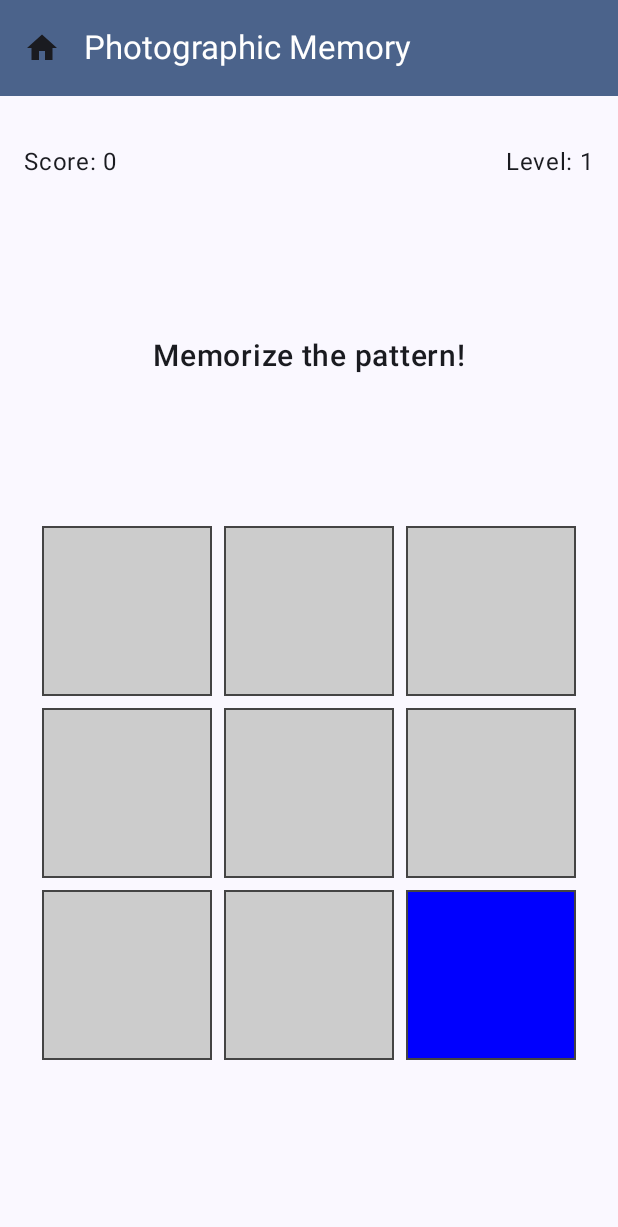
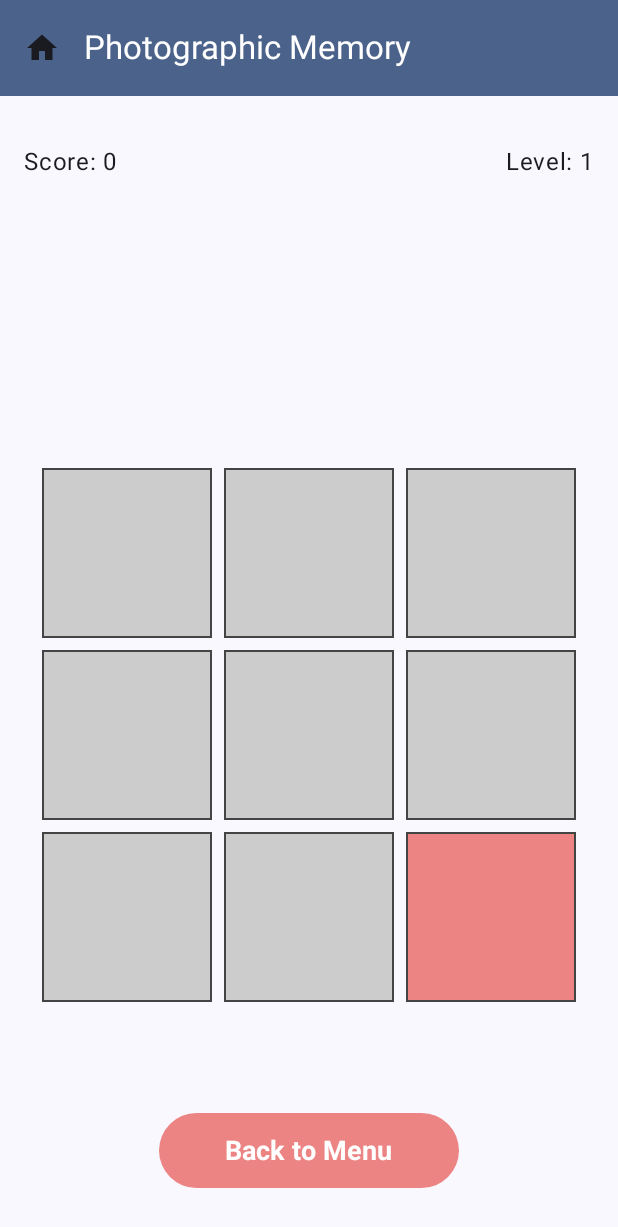
Before and after one commit to pavolhodas/SharpGames, an Android app built with Jetpack Compose: the PhotographicMemoryScreen screen opened through its navigation route, after a tap on "Start Game", on a phone screen of 412 x 824 dp. Shown: the top 1227 px of the screen. Run offline under Robolectric (Android 15) with nearby library versions, the phone set to English and light mode, and no system bars.

Commit message:
add colors and messages to the PhotographicMemoryScreen

```diff
--- a/app/src/main/java/fri/uniza/sk/sharpgames/screens/PhotographicMemoryScreen.kt
+++ b/app/src/main/java/fri/uniza/sk/sharpgames/screens/PhotographicMemoryScreen.kt
@@ -13,12 +13,14 @@ import androidx.compose.ui.Modifier
 import androidx.compose.ui.draw.alpha
 import androidx.compose.ui.graphics.Color
 import androidx.compose.ui.text.font.FontWeight
+import androidx.compose.ui.text.style.TextAlign
 import androidx.compose.ui.unit.dp
 import androidx.compose.ui.unit.sp
 import androidx.navigation.NavController
 import fri.uniza.sk.sharpgames.game.GameState
 import fri.uniza.sk.sharpgames.ui.components.GameTopBar
 import kotlinx.coroutines.delay
+import fri.uniza.sk.sharpgames.ui.theme.RedPhotographicSc
 
 // Stav hry
 data class PhotographicMemoryState(
@@ -44,14 +46,14 @@ fun PhotographicMemoryScreen(navController: NavController) {
     var gridSize by remember { mutableStateOf(3) }
     var currentPatternIndex by remember { mutableStateOf(0) }
     var startNextRound by remember { mutableStateOf(false)}
-
+    var textMessage by remember {mutableStateOf("")}
 
 
 // Handle showing pattern cells one by one
   LaunchedEffect(key1 = gameState, key2 = currentPatternIndex) {
     if (gameState == GameState.SHOWING_PATTERN) {
       if(currentPatternIndex == 0) {
-        delay(1000)
+        delay(500)
       }
       if (currentPatternIndex < pattern.size) {
         // Show the current cell
@@ -62,8 +64,9 @@ fun PhotographicMemoryScreen(navController: NavController) {
         currentPatternIndex++
       } else {
         // All cells have been shown
-        delay(500) // Short pause before player can select
+        delay(300) // Short pause before player can select
         gameState = GameState.PLAYER_TURN
+        textMessage = "Repeat the sequence"
         currentPatternIndex = 0
       }
     }
@@ -75,6 +78,7 @@ fun PhotographicMemoryScreen(navController: NavController) {
         playerSelection = listOf()
         pattern = generatePattern(gridSize * gridSize, level)
         gameState = GameState.SHOWING_PATTERN
+        textMessage = "Memorize the pattern!"
         startNextRound = false
         currentPatternIndex = 0
         currentHighlightedCell = null
@@ -108,6 +112,16 @@ fun PhotographicMemoryScreen(navController: NavController) {
                 Text("Level: ${level}")
             }
 
+            Text(
+                text = textMessage,
+                fontSize = 20.sp,
+                color = if (textMessage.contains("Correct")) Color.Green else Color.Black,
+                textAlign = TextAlign.Center,
+                modifier = Modifier
+                    .padding(bottom = 16.dp)
+                    .alpha(1f)
+            )
+
             // Stredná časť - tlačidlo alebo obsah hry
             if (gameState == GameState.INITIAL) {
                 Button(
@@ -128,12 +142,6 @@ fun PhotographicMemoryScreen(navController: NavController) {
                     )
                 }
             } else if (gameState == GameState.SHOWING_PATTERN) {
-                Text(
-                    text =  "Memorize the pattern!",
-                    modifier = Modifier.padding(vertical = 16.dp),
-                    fontSize = 20.sp,
-                    fontWeight = FontWeight.Medium
-                )
               MemoryGrid(
                 gridSize = gridSize,
                 selectedCells = listOf(),
@@ -143,11 +151,6 @@ fun PhotographicMemoryScreen(navController: NavController) {
                 }
               )
             } else if(gameState == GameState.PLAYER_TURN) {
-              Text(
-                text = "Repeat the sequence",
-                fontSize = 18.sp,
-                modifier = Modifier.padding(bottom = 16.dp)
-              )
               MemoryGrid(
                 gridSize = gridSize,
                 selectedCells = playerSelection,
@@ -169,7 +172,7 @@ fun PhotographicMemoryScreen(navController: NavController) {
                           gridSize = 4
                         }
                       }
-
+                      textMessage = if (isCorrect) "Correct! Well done!" else "Incorrect. Try again!"
                       startNextRound = true
                     }
                   }
@@ -177,8 +180,26 @@ fun PhotographicMemoryScreen(navController: NavController) {
               )
             }
 
-            // Spodná časť - prázdny priestor pre budúci obsah
-            Spacer(modifier = Modifier.height(16.dp))
+            // Spodná časť - tlačidlo pre navigáciu domov
+            Button(
+                onClick = {
+                    navController.navigate("menu") {
+                        popUpTo("menu") { inclusive = true }
+                    }
+                },
+                modifier = Modifier
+                    .padding(bottom = 16.dp)
+                    .size(width = 200.dp, height = 50.dp),
+                colors = ButtonDefaults.buttonColors(
+                    containerColor = RedPhotographicSc
+                )
+            ) {
+                Text(
+                    text = "Back to Menu",
+                    fontSize = 18.sp,
+                    fontWeight = FontWeight.Bold
+                )
+            }
         }
     }
   }
@@ -204,8 +225,8 @@ fun MemoryGrid(
           .padding(4.dp)
           .background(
             when {
-              highlightedCell == index -> Color.Blue
-              selectedCells.contains(index) -> Color.Blue
+              highlightedCell == index -> RedPhotographicSc
+              selectedCells.contains(index) -> RedPhotographicSc
               else -> Color.LightGray
             }
           )
--- a/app/src/main/java/fri/uniza/sk/sharpgames/ui/theme/Color.kt
+++ b/app/src/main/java/fri/uniza/sk/sharpgames/ui/theme/Color.kt
@@ -9,3 +9,7 @@ val Pink80 = Color(0xFFEFB8C8)
 val Purple40 = Color(0xFF6650a4)
 val PurpleGrey40 = Color(0xFF625b71)
 val Pink40 = Color(0xFF7D5260)
+
+val RedPhotographicSc = Color(0xFFec8484)
+val LightGray = Color(0xFFD3D3D3)
+val DarkGray = Color(0xFF404040)
```
